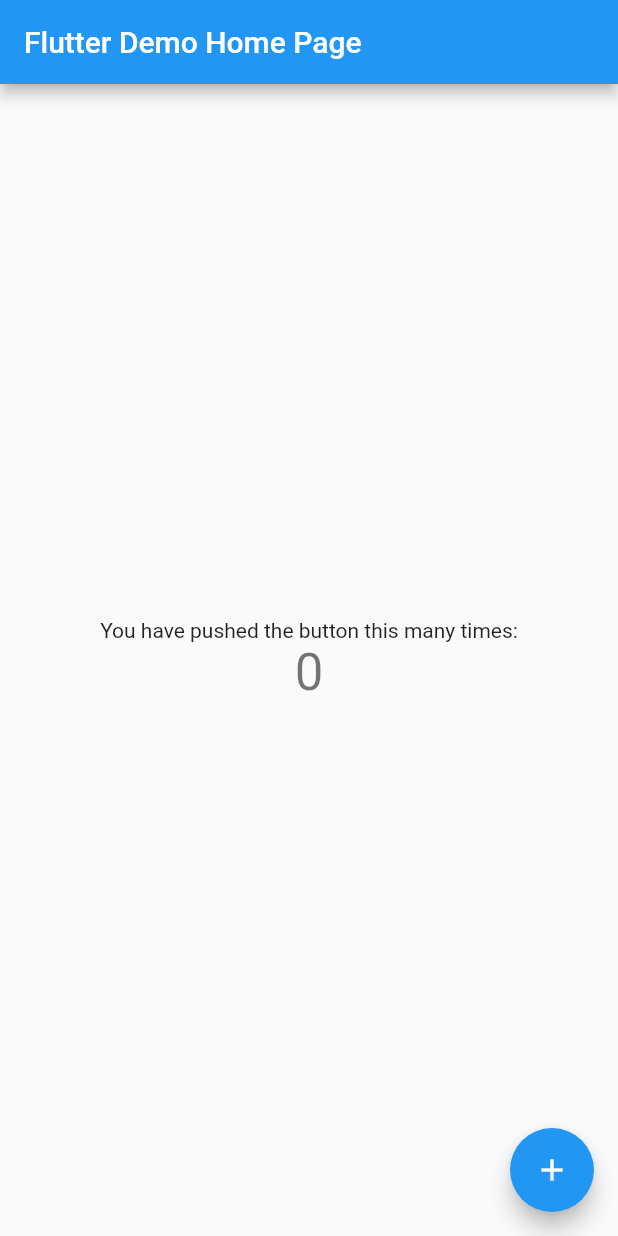
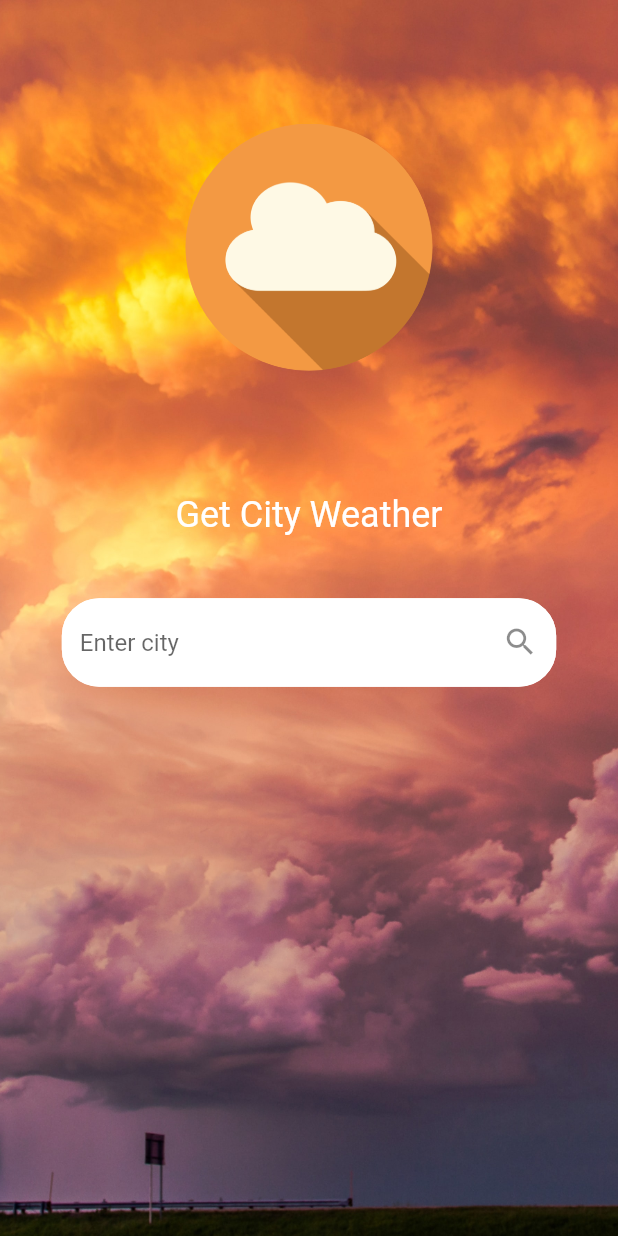
Before and after one commit to AdamR22/know-your-weather, a Flutter app: the screen it shows after launch, on a phone screen of 412 x 824 dp. Run offline on Flutter 3.47's test engine with Material 2 defaults, Android fonts, the phone set to English and light mode, and no system bars.

Commit message:
Finishes first query screeen

```diff
--- a/lib/main.dart
+++ b/lib/main.dart
@@ -13,103 +13,104 @@
     return MaterialApp(
       title: 'Flutter Demo',
       theme: ThemeData(
-        // This is the theme of your application.
-        //
-        // Try running your application with "flutter run". You'll see the
-        // application has a blue toolbar. Then, without quitting the app, try
-        // changing the primarySwatch below to Colors.green and then invoke
-        // "hot reload" (press "r" in the console where you ran "flutter run",
-        // or simply save your changes to "hot reload" in a Flutter IDE).
-        // Notice that the counter didn't reset back to zero; the application
-        // is not restarted.
         primarySwatch: Colors.blue,
       ),
-      home: const MyHomePage(title: 'Flutter Demo Home Page'),
+      home: const HomePage(),
     );
   }
 }
 
-class MyHomePage extends StatefulWidget {
-  const MyHomePage({Key? key, required this.title}) : super(key: key);
-
-  // This widget is the home page of your application. It is stateful, meaning
-  // that it has a State object (defined below) that contains fields that affect
-  // how it looks.
-
-  // This class is the configuration for the state. It holds the values (in this
-  // case the title) provided by the parent (in this case the App widget) and
-  // used by the build method of the State. Fields in a Widget subclass are
-  // always marked "final".
-
-  final String title;
+class HomePage extends StatefulWidget {
+  const HomePage({Key? key}) : super(key: key);
 
   @override
-  State<MyHomePage> createState() => _MyHomePageState();
+  _HomePageState createState() => _HomePageState();
 }
 
-class _MyHomePageState extends State<MyHomePage> {
-  int _counter = 0;
-
-  void _incrementCounter() {
-    setState(() {
-      // This call to setState tells the Flutter framework that something has
-      // changed in this State, which causes it to rerun the build method below
-      // so that the display can reflect the updated values. If we changed
-      // _counter without calling setState(), then the build method would not be
-      // called again, and so nothing would appear to happen.
-      _counter++;
-    });
-  }
-
+class _HomePageState extends State<HomePage> {
+  late Size size;
+  final TextEditingController _searchFieldController = TextEditingController();
   @override
   Widget build(BuildContext context) {
-    // This method is rerun every time setState is called, for instance as done
-    // by the _incrementCounter method above.
-    //
-    // The Flutter framework has been optimized to make rerunning build methods
-    // fast, so that you can just rebuild anything that needs updating rather
-    // than having to individually change instances of widgets.
+    size = MediaQuery.of(context).size;
     return Scaffold(
-      appBar: AppBar(
-        // Here we take the value from the MyHomePage object that was created by
-        // the App.build method, and use it to set our appbar title.
-        title: Text(widget.title),
+      body: Container(
+        decoration: const BoxDecoration(
+          image: DecorationImage(
+            image: AssetImage('assets/images/weather.png'),
+            fit: BoxFit.cover,
           ),
-      body: Center(
-        // Center is a layout widget. It takes a single child and positions it
-        // in the middle of the parent.
+        ),
+        child: Center(
           child: Column(
-          // Column is also a layout widget. It takes a list of children and
-          // arranges them vertically. By default, it sizes itself to fit its
-          // children horizontally, and tries to be as tall as its parent.
-          //
-          // Invoke "debug painting" (press "p" in the console, choose the
-          // "Toggle Debug Paint" action from the Flutter Inspector in Android
-          // Studio, or the "Toggle Debug Paint" command in Visual Studio Code)
-          // to see the wireframe for each widget.
-          //
-          // Column has various properties to control how it sizes itself and
-          // how it positions its children. Here we use mainAxisAlignment to
-          // center the children vertically; the main axis here is the vertical
-          // axis because Columns are vertical (the cross axis would be
-          // horizontal).
-          mainAxisAlignment: MainAxisAlignment.center,
-          children: <Widget>[
+            children: [
+              Center(
+                child: SizedBox(
+                  height: size.height * .4,
+                  width: size.width * .4,
+                  child: Container(
+                    decoration: const BoxDecoration(
+                      shape: BoxShape.circle,
+                      image: DecorationImage(
+                        image: AssetImage('assets/images/cloud_icon.png'),
+                        fit: BoxFit.fitWidth,
+                      ),
+                    ),
+                  ),
+                ),
+              ),
               const Text(
-              'You have pushed the button this many times:',
+                'Get City Weather',
+                style: TextStyle(
+                  color: Colors.white,
+                  fontSize: 24,
                 ),
-            Text(
-              '$_counter',
-              style: Theme.of(context).textTheme.headline4,
+              ),
+              Padding(
+                padding: EdgeInsets.only(
+                  left: size.width * .1,
+                  right: size.width * .1,
+                  top: size.height * .05,
+                ),
+                child: TextField(
+                  controller: _searchFieldController,
+                  decoration: InputDecoration(
+                    suffixIcon: GestureDetector(
+                      onTap: () {
+                        //TODO: Search weather functionality
+                      },
+                      child: const Icon(
+                        Icons.search,
+                      ),
+                    ),
+                    hintText: 'Enter city',
+                    border: OutlineInputBorder(
+                      borderRadius: BorderRadius.circular(25),
+                      borderSide: const BorderSide(
+                        color: Colors.white,
+                      ),
+                    ),
+                    focusedBorder: OutlineInputBorder(
+                      borderRadius: BorderRadius.circular(25),
+                      borderSide: const BorderSide(
+                        color: Colors.white,
+                      ),
+                    ),
+                    enabledBorder: OutlineInputBorder(
+                      borderRadius: BorderRadius.circular(25),
+                      borderSide: const BorderSide(
+                        color: Colors.white,
+                      ),
+                    ),
+                    fillColor: Colors.white,
+                    filled: true,
+                  ),
+                ),
               ),
             ],
           ),
         ),
-      floatingActionButton: FloatingActionButton(
-        onPressed: _incrementCounter,
-        tooltip: 'Increment',
-        child: const Icon(Icons.add),
-      ), // This trailing comma makes auto-formatting nicer for build methods.
+      ),
     );
   }
 }
```
Also changed, not shown: pubspec.yaml (+8 -3 lines), assets/images/cloud_icon.png (added), assets/images/weather.png (added), pubspec.lock, 1 other file. Lines whose indentation alone changed are shown as unchanged.
